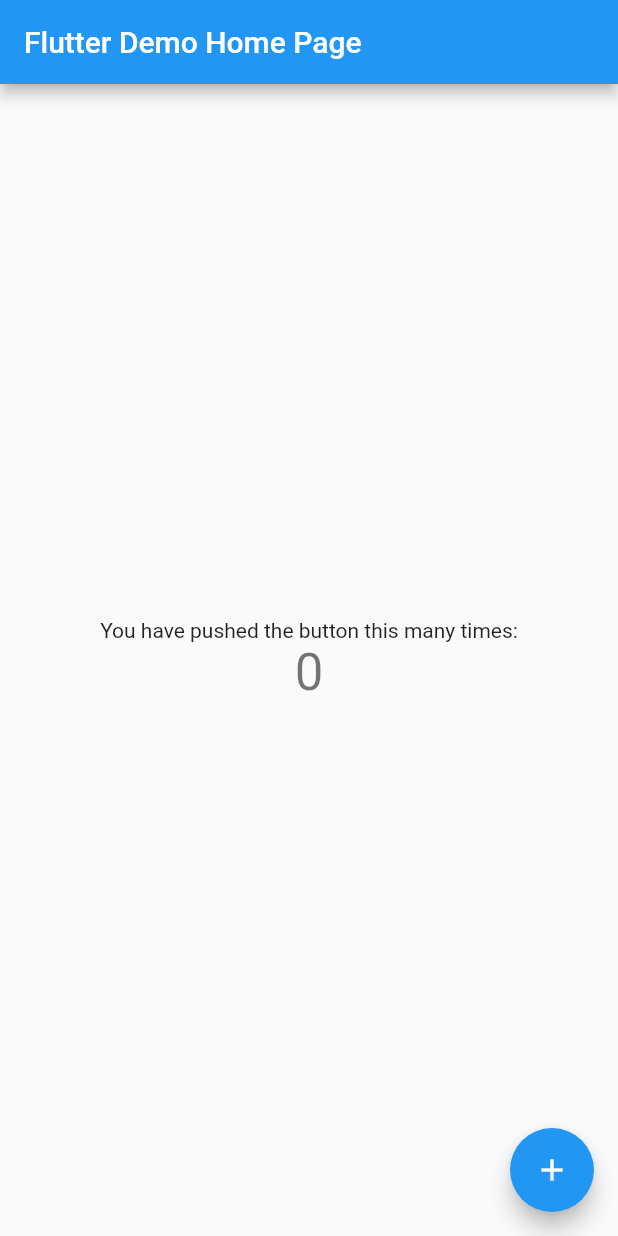
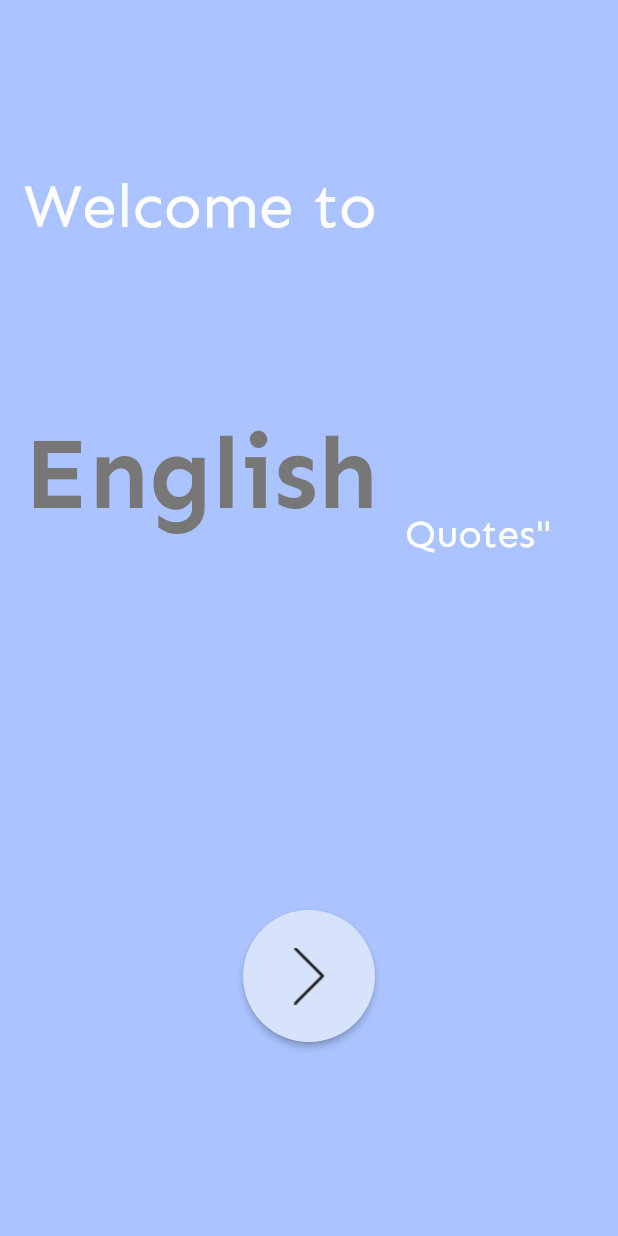
Before and after one commit to VoVyKhang/english-memory, a Flutter app: the screen it shows after launch, on a phone screen of 412 x 824 dp. Run offline on Flutter 3.47's test engine with Material 2 defaults, Android fonts, the light colour scheme and no system bars.

Commit message:
landing page

```diff
--- a/lib/main.dart
+++ b/lib/main.dart
@@ -1,4 +1,6 @@
+import 'package:english_memory/pages/landing_page.dart';
 import 'package:flutter/material.dart';
+// import 'package:flutter/services.dart';
 
 void main() {
   runApp(const MyApp());
@@ -10,6 +12,7 @@
   // This widget is the root of your application.
   @override
   Widget build(BuildContext context) {
+    // SystemChrome.setEnabledSystemUIOverlays([]);
     return MaterialApp(
       title: 'Flutter Demo',
       theme: ThemeData(
@@ -24,7 +27,8 @@
         // is not restarted.
         primarySwatch: Colors.blue,
       ),
-      home: const MyHomePage(title: 'Flutter Demo Home Page'),
+      debugShowCheckedModeBanner: false,
+      home: const LandingPage(),
     );
   }
 }
--- a/lib/pages/landing_page.dart
+++ b/lib/pages/landing_page.dart
@@ -0,0 +1,54 @@
+import 'package:english_memory/values/app_assets.dart';
+import 'package:english_memory/values/app_colors.dart';
+import 'package:english_memory/values/app_styles.dart';
+import 'package:flutter/material.dart';
+
+class LandingPage extends StatelessWidget {
+  const LandingPage({super.key});
+
+  @override
+  Widget build(BuildContext context) {
+    return Scaffold(
+      backgroundColor: AppColors.primaryColor,
+      body: Padding(
+        padding: const EdgeInsets.symmetric(horizontal: 16),
+        child: Column(children: [
+          Expanded(
+              child: Container(
+            alignment: Alignment.centerLeft,
+            child: Text('Welcome to', style: AppStyles.h3),
+          )),
+          Expanded(
+              child: Container(
+            child: Column(
+                crossAxisAlignment: CrossAxisAlignment.stretch,
+                children: [
+                  Text('English',
+                      style: AppStyles.h2.copyWith(
+                          color: AppColors.blackGrey,
+                          fontWeight: FontWeight.bold)),
+                  Padding(
+                    padding: const EdgeInsets.only(right: 28),
+                    child: Text(
+                      'Quotes"',
+                      textAlign: TextAlign.right,
+                      style: AppStyles.h4.copyWith(height: 0.4),
+                    ),
+                  )
+                ]),
+          )),
+          Expanded(
+              child: Padding(
+            padding: const EdgeInsets.only(bottom: 72),
+            child: RawMaterialButton(
+              shape: const CircleBorder(),
+              fillColor: AppColors.lighBlue,
+              onPressed: () {},
+              child: Image.asset(AppAssets.rightArrow),
+            ),
+          ))
+        ]),
+      ),
+    );
+  }
+}
--- a/lib/values/app_styles.dart
+++ b/lib/values/app_styles.dart
@@ -1,2 +1,21 @@
+// Style of Text, Button ...
+import 'package:flutter/material.dart';
 
-// Style of Text, Button ...
+class FontFamily {
+  static const sen = 'Sen';
+}
+
+class AppStyles {
+  static TextStyle h1 = const TextStyle(
+      fontFamily: FontFamily.sen, fontSize: 109.66, color: Colors.white);
+  static TextStyle h2 = const TextStyle(
+      fontFamily: FontFamily.sen, fontSize: 67.77, color: Colors.white);
+  static TextStyle h3 = const TextStyle(
+      fontFamily: FontFamily.sen, fontSize: 41.89, color: Colors.white);
+  static TextStyle h4 = const TextStyle(
+      fontFamily: FontFamily.sen, fontSize: 25.89, color: Colors.white);
+  static TextStyle h5 = const TextStyle(
+      fontFamily: FontFamily.sen, fontSize: 16, color: Colors.white);
+  static TextStyle h6 = const TextStyle(
+      fontFamily: FontFamily.sen, fontSize: 9.89, color: Colors.white);
+}
--- a/pubspec.yaml
+++ b/pubspec.yaml
@@ -61,10 +61,10 @@
   # To add assets to your application, add an assets section, like this:
   assets:
     - assets/images/
+    - assets/images/2x/
+    - assets/images/3x/
     - assets/fonts/
-    - assets/fonts/sen
-    - assets/images/2x
-    - assets/images/3x
+    - assets/fonts/sen/
 
   # An image asset can refer to one or more resolution-specific "variants", see
   # https://flutter.dev/assets-and-images/#resolution-aware
```
